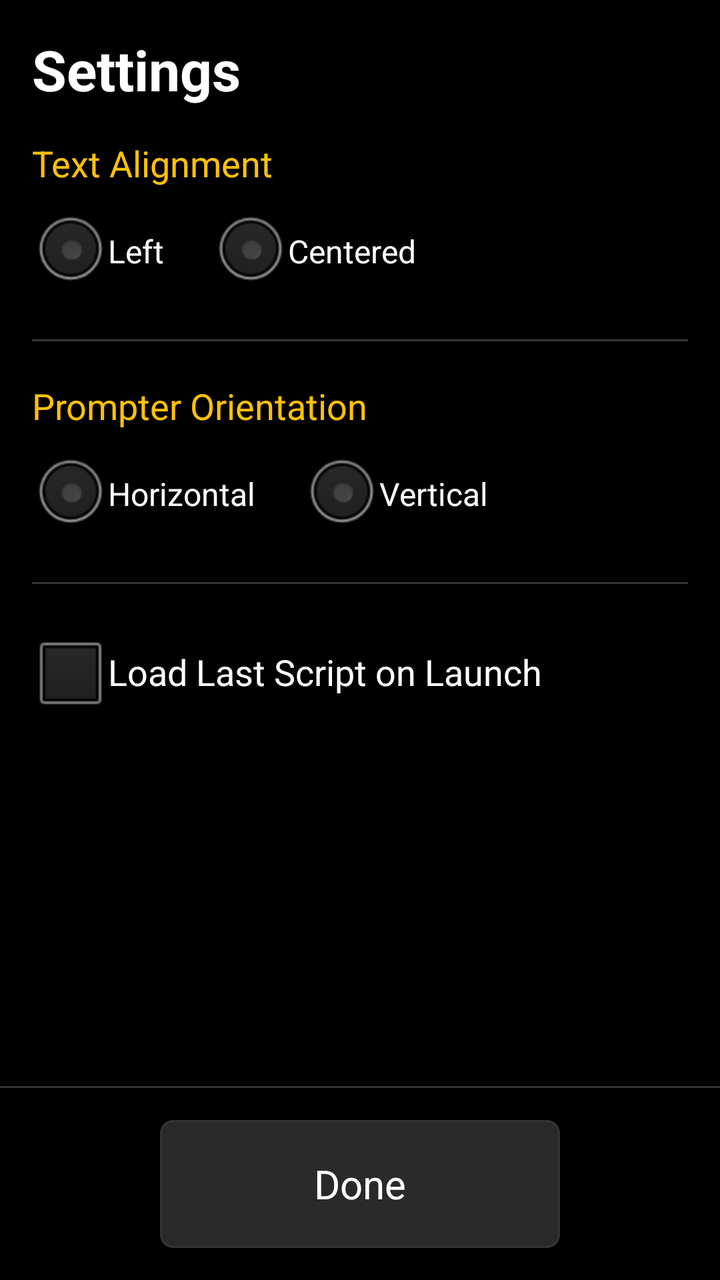
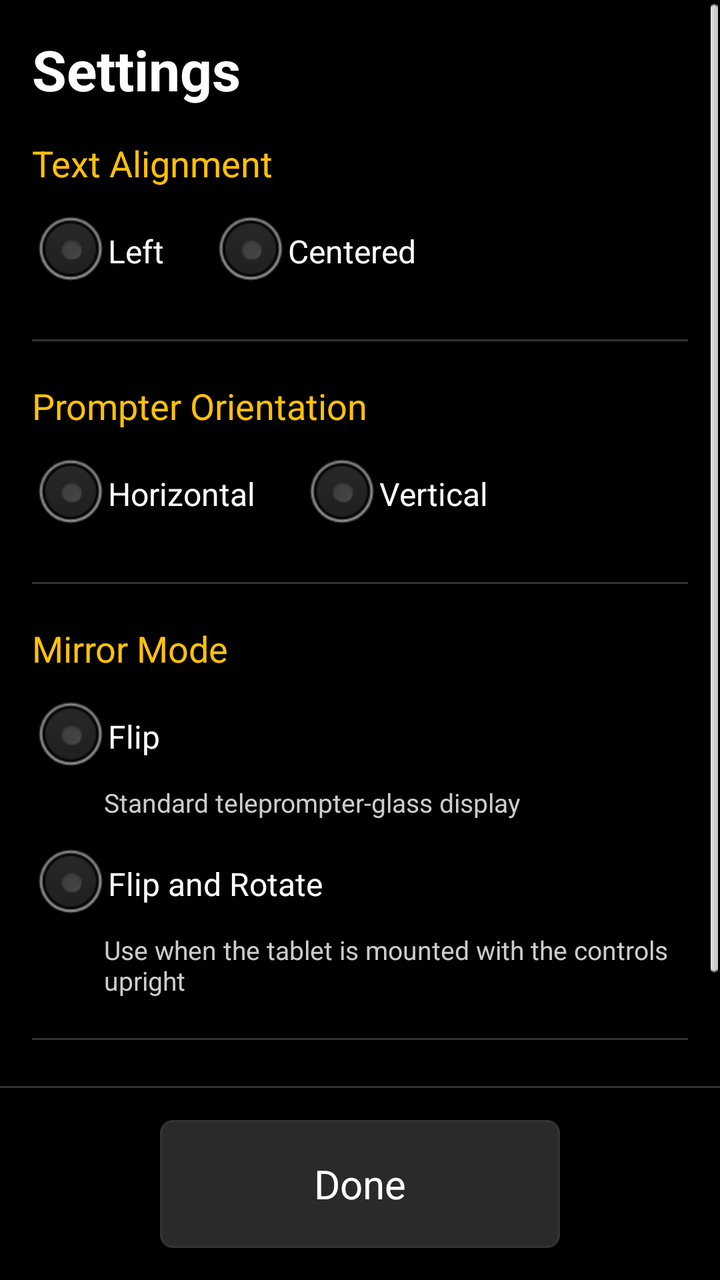

Screens rendered from an Android XML layout before and after an edit, with the pre-edit source and the edit as a unified diff.
<!-- AndroidManifest.xml: application theme AppTheme -->
<!-- res/layout/activity_settings.xml -->
<?xml version="1.0" encoding="utf-8"?>
<LinearLayout xmlns:android="http://schemas.android.com/apk/res/android"
    android:layout_width="match_parent"
    android:layout_height="match_parent"
    android:orientation="vertical"
    android:background="@color/background_black">

    <ScrollView
        android:layout_width="match_parent"
        android:layout_height="0dp"
        android:layout_weight="1">

        <LinearLayout
            android:layout_width="match_parent"
            android:layout_height="wrap_content"
            android:orientation="vertical"
            android:padding="@dimen/control_padding">

            <TextView
                android:layout_width="wrap_content"
                android:layout_height="wrap_content"
                android:text="@string/settings_title"
                android:textColor="@color/text_white"
                android:textSize="28sp"
                android:textStyle="bold"
                android:layout_marginBottom="16dp" />

            
            <TextView
                android:layout_width="wrap_content"
                android:layout_height="wrap_content"
                android:text="@string/settings_section_text_alignment"
                android:textColor="@color/accent_amber"
                android:textSize="18sp" />

            <RadioGroup
                android:id="@+id/textAlignmentGroup"
                android:layout_width="wrap_content"
                android:layout_height="wrap_content"
                android:orientation="horizontal"
                android:layout_marginTop="8dp">

                <RadioButton
                    android:id="@+id/radioAlignLeft"
                    android:layout_width="wrap_content"
                    android:layout_height="wrap_content"
                    android:text="@string/settings_align_left"
                    android:textColor="@color/text_white"
                    android:textSize="16sp"
                    android:paddingRight="24dp"
                    android:paddingEnd="24dp" />

                <RadioButton
                    android:id="@+id/radioAlignCenter"
                    android:layout_width="wrap_content"
                    android:layout_height="wrap_content"
                    android:text="@string/settings_align_center"
                    android:textColor="@color/text_white"
                    android:textSize="16sp" />
            </RadioGroup>

            <View
                android:layout_width="match_parent"
                android:layout_height="@dimen/adjustment_divider_width"
                android:background="@color/divider_color"
                android:layout_marginTop="20dp"
                android:layout_marginBottom="20dp"
                android:clickable="false"
                android:focusable="false" />

            
            <TextView
                android:layout_width="wrap_content"
                android:layout_height="wrap_content"
                android:text="@string/settings_section_prompter_orientation"
                android:textColor="@color/accent_amber"
                android:textSize="18sp" />

            <RadioGroup
                android:id="@+id/prompterOrientationGroup"
                android:layout_width="wrap_content"
                android:layout_height="wrap_content"
                android:orientation="horizontal"
                android:layout_marginTop="8dp">

                <RadioButton
                    android:id="@+id/radioOrientationHorizontal"
                    android:layout_width="wrap_content"
                    android:layout_height="wrap_content"
                    android:text="@string/settings_orientation_horizontal"
                    android:textColor="@color/text_white"
                    android:textSize="16sp"
                    android:paddingRight="24dp"
                    android:paddingEnd="24dp" />

                <RadioButton
                    android:id="@+id/radioOrientationVertical"
                    android:layout_width="wrap_content"
                    android:layout_height="wrap_content"
                    android:text="@string/settings_orientation_vertical"
                    android:textColor="@color/text_white"
                    android:textSize="16sp" />
            </RadioGroup>

            <View
                android:layout_width="match_parent"
                android:layout_height="@dimen/adjustment_divider_width"
                android:background="@color/divider_color"
                android:layout_marginTop="20dp"
                android:layout_marginBottom="20dp"
                android:clickable="false"
                android:focusable="false" />

            
            <CheckBox
                android:id="@+id/loadLastScriptCheckBox"
                android:layout_width="wrap_content"
                android:layout_height="wrap_content"
                android:text="@string/settings_section_load_last_script"
                android:textColor="@color/text_white"
                android:textSize="18sp" />

        </LinearLayout>
    </ScrollView>

    <View
        android:layout_width="match_parent"
        android:layout_height="1dp"
        android:background="@color/divider_color" />

    <LinearLayout
        android:layout_width="match_parent"
        android:layout_height="wrap_content"
        android:orientation="horizontal"
        android:gravity="center"
        android:padding="@dimen/control_padding">

        <Button
            android:id="@+id/btnSettingsDone"
            style="@style/ControlButton"
            android:layout_width="wrap_content"
            android:layout_height="wrap_content"
            android:minWidth="200dp"
            android:text="@string/btn_settings_done" />
    </LinearLayout>

</LinearLayout>
<!-- resources referenced by this layout -->
<resources>
  <color name="accent_amber">#FFFFC107</color>
  <color name="background_black">#FF000000</color>
  <color name="divider_color">#FF333333</color>
  <color name="text_white">#FFFFFFFF</color>
  <dimen name="adjustment_divider_width">1dp</dimen>
  <dimen name="control_padding">16dp</dimen>
  <string name="btn_settings_done">Done</string>
  <string name="settings_align_center">Centered</string>
  <string name="settings_align_left">Left</string>
  <string name="settings_orientation_horizontal">Horizontal</string>
  <string name="settings_orientation_vertical">Vertical</string>
  <string name="settings_section_load_last_script">Load Last Script on Launch</string>
  <string name="settings_section_prompter_orientation">Prompter Orientation</string>
  <string name="settings_section_text_alignment">Text Alignment</string>
  <string name="settings_title">Settings</string>
  <style name="ControlButton">
          <item name="android:minHeight">@dimen/control_button_height</item>
          <item name="android:textSize">@dimen/control_text_size</item>
          <item name="android:textColor">@color/text_white</item>
          <item name="android:background">@drawable/button_background</item>
          <item name="android:padding">12dp</item>
          <item name="android:textAllCaps">false</item>
      </style>
  <style name="AppTheme" parent="android:Theme.Black.NoTitleBar">
          <item name="android:windowBackground">@color/background_black</item>
      </style>
  <dimen name="control_button_height">64dp</dimen>
  <dimen name="control_text_size">20sp</dimen>
  <!-- drawable button_background (drawable) -->
  <?xml version="1.0" encoding="utf-8"?>
  <selector xmlns:android="http://schemas.android.com/apk/res/android">
      <item android:state_pressed="true">
          <shape android:shape="rectangle">
              <solid android:color="@color/button_pressed" />
              <corners android:radius="6dp" />
              <stroke android:width="1dp" android:color="@color/accent_amber" />
          </shape>
      </item>
      <item android:state_enabled="false">
          <shape android:shape="rectangle">
              <solid android:color="@color/background_black" />
              <corners android:radius="6dp" />
              <stroke android:width="1dp" android:color="@color/divider_color" />
          </shape>
      </item>
      <item>
          <shape android:shape="rectangle">
              <solid android:color="@color/button_normal" />
              <corners android:radius="6dp" />
              <stroke android:width="1dp" android:color="@color/divider_color" />
          </shape>
      </item>
  </selector>
  <color name="button_pressed">#FF444444</color>
  <color name="button_normal">#FF2A2A2A</color>
</resources>

<!-- the commit's change to res/layout/activity_settings.xml (unified diff, before → after) -->
@@ -112,6 +112,66 @@
                 android:focusable="false" />
 
             
+            <TextView
+                android:layout_width="wrap_content"
+                android:layout_height="wrap_content"
+                android:text="@string/settings_section_mirror_mode"
+                android:textColor="@color/accent_amber"
+                android:textSize="18sp" />
+
+            <RadioGroup
+                android:id="@+id/mirrorModeGroup"
+                android:layout_width="wrap_content"
+                android:layout_height="wrap_content"
+                android:orientation="vertical"
+                android:layout_marginTop="8dp">
+
+                <RadioButton
+                    android:id="@+id/radioMirrorModeFlip"
+                    android:layout_width="wrap_content"
+                    android:layout_height="wrap_content"
+                    android:text="@string/settings_mirror_mode_flip"
+                    android:textColor="@color/text_white"
+                    android:textSize="16sp" />
+
+                <TextView
+                    android:layout_width="wrap_content"
+                    android:layout_height="wrap_content"
+                    android:layout_marginStart="36dp"
+                    android:layout_marginLeft="36dp"
+                    android:layout_marginBottom="8dp"
+                    android:text="@string/settings_mirror_mode_flip_description"
+                    android:textColor="@color/text_light_gray"
+                    android:textSize="13sp" />
+
+                <RadioButton
+                    android:id="@+id/radioMirrorModeFlipRotate"
+                    android:layout_width="wrap_content"
+                    android:layout_height="wrap_content"
+                    android:text="@string/settings_mirror_mode_flip_rotate"
+                    android:textColor="@color/text_white"
+                    android:textSize="16sp" />
+
+                <TextView
+                    android:layout_width="wrap_content"
+                    android:layout_height="wrap_content"
+                    android:layout_marginStart="36dp"
+                    android:layout_marginLeft="36dp"
+                    android:text="@string/settings_mirror_mode_flip_rotate_description"
+                    android:textColor="@color/text_light_gray"
+                    android:textSize="13sp" />
+            </RadioGroup>
+
+            <View
+                android:layout_width="match_parent"
+                android:layout_height="@dimen/adjustment_divider_width"
+                android:background="@color/divider_color"
+                android:layout_marginTop="20dp"
+                android:layout_marginBottom="20dp"
+                android:clickable="false"
+                android:focusable="false" />
+
+            
             <CheckBox
                 android:id="@+id/loadLastScriptCheckBox"
                 android:layout_width="wrap_content"
<!-- resource entries referenced after the edit -->
@@ -3,15 +3,21 @@
   <color name="accent_amber">#FFFFC107</color>
   <color name="background_black">#FF000000</color>
   <color name="divider_color">#FF333333</color>
+  <color name="text_light_gray">#FFCCCCCC</color>
   <color name="text_white">#FFFFFFFF</color>
   <dimen name="adjustment_divider_width">1dp</dimen>
   <dimen name="control_padding">16dp</dimen>
   <string name="btn_settings_done">Done</string>
   <string name="settings_align_center">Centered</string>
   <string name="settings_align_left">Left</string>
+  <string name="settings_mirror_mode_flip">Flip</string>
+  <string name="settings_mirror_mode_flip_description">Standard teleprompter-glass display</string>
+  <string name="settings_mirror_mode_flip_rotate">Flip and Rotate</string>
+  <string name="settings_mirror_mode_flip_rotate_description">Use when the tablet is mounted with the controls upright</string>
   <string name="settings_orientation_horizontal">Horizontal</string>
   <string name="settings_orientation_vertical">Vertical</string>
   <string name="settings_section_load_last_script">Load Last Script on Launch</string>
+  <string name="settings_section_mirror_mode">Mirror Mode</string>
   <string name="settings_section_prompter_orientation">Prompter Orientation</string>
   <string name="settings_section_text_alignment">Text Alignment</string>
   <string name="settings_title">Settings</string>
